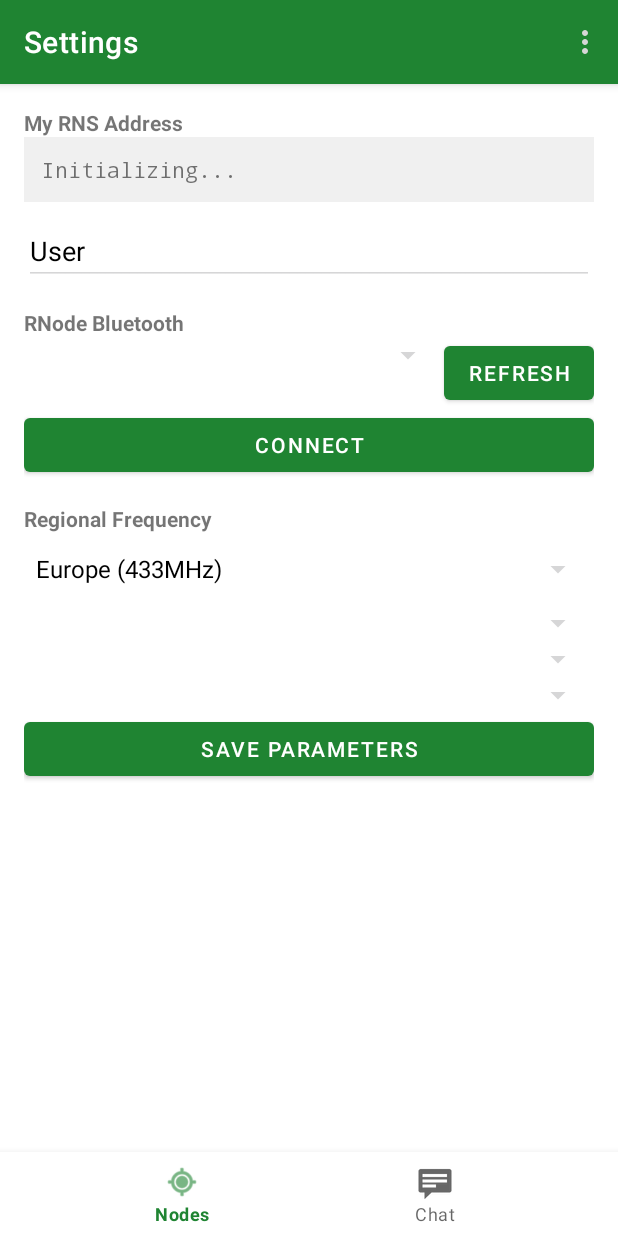
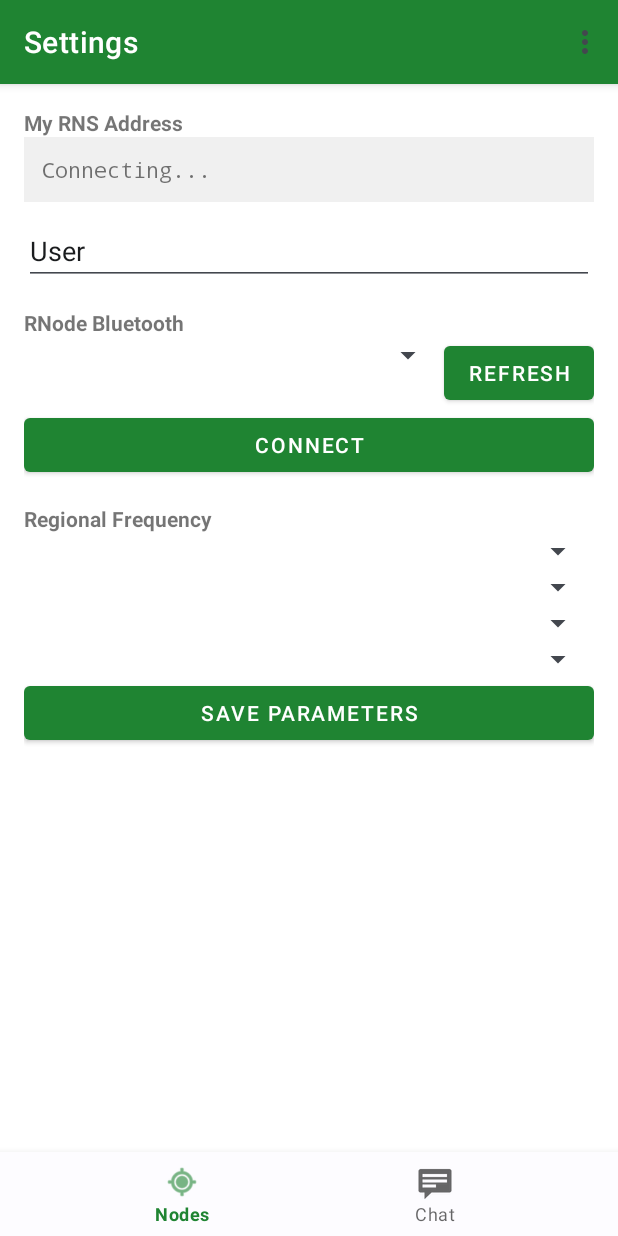
Before and after one commit to wngwenbi-art/rnshello, an Android app: the screen it shows after launch (MainActivity), in the options menu, after a tap on "Settings", on a phone screen of 412 x 824 dp. Run offline under Robolectric (Android 15) with nearby library versions, the light colour scheme and no system bars; libraries missing offline, so code that uses them is left out: com.chaquo.python, com.google.zxing.integration; 2 statements that could not run were skipped.

Commit message:
Critical Fix: Complete Material 3 color palette and UI logic sync

```diff
--- a/app/src/main/java/com/rnshello/MainActivity.kt
+++ b/app/src/main/java/com/rnshello/MainActivity.kt
@@ -8,7 +8,6 @@ import android.content.SharedPreferences
 import android.content.pm.PackageManager
 import android.graphics.Bitmap
 import android.graphics.BitmapFactory
-import android.graphics.Color
 import android.os.Build
 import android.os.Bundle
 import android.provider.MediaStore
@@ -25,9 +24,7 @@ import androidx.recyclerview.widget.RecyclerView
 import com.chaquo.python.Python
 import com.chaquo.python.android.AndroidPlatform
 import com.google.android.material.bottomnavigation.BottomNavigationView
-import com.google.zxing.BarcodeFormat
 import com.google.zxing.integration.android.IntentIntegrator
-import com.google.zxing.qrcode.QRCodeWriter
 import java.io.File
 import java.io.FileOutputStream
 import java.util.*
@@ -47,10 +44,12 @@ class MainActivity : AppCompatActivity(), RnsCallback {
         setContentView(R.layout.activity_main)
         val toolbar = findViewById<Toolbar>(R.id.toolbar)
         setSupportActionBar(toolbar)
+
         prefs = getSharedPreferences("rns_database", MODE_PRIVATE)
         chatAdapter = ChatAdapter(this) { path -> showBigImage(path) }
         nodesAdapter = ArrayAdapter(this, android.R.layout.simple_list_item_1, discoveredNodes)
         loadSavedNodes()
+
         val nav = findViewById<BottomNavigationView>(R.id.bottom_nav)
         nav.setOnItemSelectedListener { item ->
             when(item.itemId) {
@@ -88,16 +87,16 @@ class MainActivity : AppCompatActivity(), RnsCallback {
                 if (!Python.isStarted()) Python.start(AndroidPlatform(this))
                 val py = Python.getInstance()
                 py.getModule("os").get("environ")?.callAttr("__setitem__", "HOME", filesDir.absolutePath)
-                ownHash = py.getModule("rns_backend").callAttr("start_rns", filesDir.absolutePath, this, prefs.getString("my_nickname", "User")).toString()
-                runOnUiThread { if (currentViewType == 1) showSettings() }
-            } catch (e: Exception) {}
+                val nick = prefs.getString("my_nickname", "User")
+                ownHash = py.getModule("rns_backend").callAttr("start_rns", filesDir.absolutePath, this, nick).toString()
+            } catch (e: Exception) { Log.e("RNS", "Init Error", e) }
         }.start()
     }
 
     private fun showNodes() {
         currentViewType = 2
         invalidateOptionsMenu()
-        supportActionBar?.title = "Nodes"
+        supportActionBar?.title = "Mesh Nodes"
         val view = layoutInflater.inflate(R.layout.page_nodes, null)
         val lv = view.findViewById<ListView>(R.id.nodeListView)
         lv.adapter = nodesAdapter
@@ -110,6 +109,7 @@ class MainActivity : AppCompatActivity(), RnsCallback {
         }
         view.findViewById<Button>(R.id.btnManualAnnounce).setOnClickListener {
             Thread { Python.getInstance().getModule("rns_backend").callAttr("announce_now") }.start()
+            Toast.makeText(this, "Broadcasting...", Toast.LENGTH_SHORT).show()
         }
         replaceFrame(view)
     }
@@ -119,28 +119,21 @@ class MainActivity : AppCompatActivity(), RnsCallback {
         invalidateOptionsMenu()
         supportActionBar?.title = "Settings"
         val view = layoutInflater.inflate(R.layout.page_settings, null)
-        view.findViewById<TextView>(R.id.addressDisplay).apply {
-            text = if(ownHash.isEmpty()) "Initializing..." else ownHash
-            setOnClickListener { if(ownHash.isNotEmpty()) showQr(ownHash) }
-        }
+        view.findViewById<TextView>(R.id.addressDisplay).text = if(ownHash.isEmpty()) "Connecting..." else ownHash
         view.findViewById<EditText>(R.id.setNick).setText(prefs.getString("my_nickname", "User"))
 
-        val spinRegion = view.findViewById<Spinner>(R.id.spinRegion)
-        spinRegion.adapter = ArrayAdapter(this, android.R.layout.simple_spinner_dropdown_item, arrayOf("Europe (433MHz)", "USA (915MHz)", "Asia (433MHz)"))
+        val btSpinner = view.findViewById<Spinner>(R.id.setBtSpinner)
+        val adapter = BluetoothAdapter.getDefaultAdapter()
+        if (adapter != null && ActivityCompat.checkSelfPermission(this, Manifest.permission.BLUETOOTH_CONNECT) == 0) {
+            btSpinner.adapter = ArrayAdapter(this, android.R.layout.simple_spinner_dropdown_item, adapter.bondedDevices.map { "${it.name}\n${it.address}" })
+        }
 
-        val btSpinner = view.findViewById<Spinner>(R.id.setBtSpinner)
-        val updateBT = {
-            val adapter = BluetoothAdapter.getDefaultAdapter()
-            if (adapter != null && ActivityCompat.checkSelfPermission(this, Manifest.permission.BLUETOOTH_CONNECT) == PackageManager.PERMISSION_GRANTED) {
-                btSpinner.adapter = ArrayAdapter(this, android.R.layout.simple_spinner_dropdown_item, adapter.bondedDevices.map { "${it.name}\n${it.address}" })
-            }
-        }
-        updateBT()
-        view.findViewById<Button>(R.id.btnRefreshBt).setOnClickListener { updateBT() }
+        view.findViewById<Button>(R.id.btnRefreshBt).setOnClickListener { showSettings() }
         view.findViewById<Button>(R.id.btnSetConnect).setOnClickListener {
             val mac = btSpinner.selectedItem.toString().substringAfterLast("\n")
-            prefs.edit().putString("last_mac", mac).commit()
+            prefs.edit().putString("last_mac", mac).apply()
             startRns()
+            Toast.makeText(this, "Bridge Initialized", Toast.LENGTH_SHORT).show()
         }
         view.findViewById<Button>(R.id.btnSaveSettings).setOnClickListener {
             prefs.edit().putString("my_nickname", view.findViewById<EditText>(R.id.setNick).text.toString()).apply()
@@ -158,6 +151,7 @@ class MainActivity : AppCompatActivity(), RnsCallback {
         chatRecyclerView = view.findViewById(R.id.chatRv)
         chatRecyclerView?.layoutManager = LinearLayoutManager(this)
         chatRecyclerView?.adapter = chatAdapter
+
         view.findViewById<ImageButton>(R.id.btnChatSend).setOnClickListener {
             val input = view.findViewById<EditText>(R.id.chatInput)
             val txt = input.text.toString().trim()
@@ -199,14 +193,6 @@ class MainActivity : AppCompatActivity(), RnsCallback {
         nodesAdapter.notifyDataSetChanged()
     }
 
-    private fun showQr(data: String) {
-        val bitMatrix = QRCodeWriter().encode(data, BarcodeFormat.QR_CODE, 512, 512)
-        val bmp = Bitmap.createBitmap(512, 512, Bitmap.Config.RGB_565)
-        for (x in 0..511) for (y in 0..511) bmp.setPixel(x, y, if (bitMatrix.get(x, y)) Color.BLACK else Color.WHITE)
-        val img = ImageView(this); img.setImageBitmap(bmp)
-        AlertDialog.Builder(this).setTitle("My RNS Hash").setView(img).setPositiveButton("Close", null).show()
-    }
-
     private fun showBigImage(path: String) {
         val img = ImageView(this); img.setImageBitmap(BitmapFactory.decodeFile(path))
         AlertDialog.Builder(this).setView(img).setPositiveButton("Close", null).show()
--- a/app/src/main/res/values/colors.xml
+++ b/app/src/main/res/values/colors.xml
@@ -1,11 +1,36 @@
 <?xml version="1.0" encoding="utf-8"?>
 <resources>
+    <!-- Primary Green Theme -->
     <color name="colorPrimary">#1F8432</color>
     <color name="colorPrimaryDark">#155C22</color>
     <color name="colorAccent">#1F8432</color>
-    <color name="md_theme_primary">#1F8432</color>
     <color name="white">#FFFFFF</color>
     <color name="black">#000000</color>
+
+    <!-- Full Material 3 Palette (Fixes Build Errors) -->
+    <color name="md_theme_primary">#1F8432</color>
+    <color name="md_theme_onPrimary">#FFFFFF</color>
+    <color name="md_theme_primaryContainer">#ABE9B3</color>
+    <color name="md_theme_onPrimaryContainer">#002106</color>
+    <color name="md_theme_secondary">#52634F</color>
+    <color name="md_theme_onSecondary">#FFFFFF</color>
+    <color name="md_theme_secondaryContainer">#D5E8CF</color>
+    <color name="md_theme_onSecondaryContainer">#111F0F</color>
+    <color name="md_theme_tertiary">#38656A</color>
+    <color name="md_theme_onTertiary">#FFFFFF</color>
+    <color name="md_theme_tertiaryContainer">#BCEBF0</color>
+    <color name="md_theme_onTertiaryContainer">#002022</color>
+    <color name="md_theme_error">#BA1A1A</color>
+    <color name="md_theme_onError">#FFFFFF</color>
+    <color name="md_theme_background">#FDFCFF</color>
+    <color name="md_theme_onBackground">#1A1C1E</color>
+    <color name="md_theme_surface">#FDFCFF</color>
+    <color name="md_theme_onSurface">#1A1C1E</color>
+    <color name="md_theme_surfaceVariant">#DFE2EB</color>
+    <color name="md_theme_onSurfaceVariant">#43474E</color>
+    <color name="md_theme_outline">#73777F</color>
+
+    <!-- Chat Bubble Specifics -->
     <color name="bubble_sent">#DCF8C6</color>
     <color name="bubble_received">#FFFFFF</color>
 </resources>
--- a/app/src/main/res/values/themes.xml
+++ b/app/src/main/res/values/themes.xml
@@ -1,17 +1,13 @@
 <resources>
     <style name="Theme.MaterialComponents.DayNight.NoActionBar" parent="Theme.MaterialComponents.Light.NoActionBar">
-        <!-- Main theme colors -->
-        <item name="colorPrimary">@color/colorPrimary</item>
-        <item name="colorPrimaryDark">@color/colorPrimaryDark</item>
-        <item name="colorAccent">@color/colorAccent</item>
-
-        <!-- Text and Background -->
-        <item name="android:textColorPrimary">@color/black</item>
-        <item name="android:textColorSecondary">@color/md_theme_onSurfaceVariant</item>
-        <item name="android:windowBackground">@color/white</item>
-
-        <!-- Component Styles -->
+        <item name="colorPrimary">@color/md_theme_primary</item>
+        <item name="colorOnPrimary">@color/md_theme_onPrimary</item>
         <item name="colorPrimaryContainer">@color/md_theme_primaryContainer</item>
         <item name="colorOnPrimaryContainer">@color/md_theme_onPrimaryContainer</item>
+        <item name="colorSecondary">@color/md_theme_secondary</item>
+        <item name="colorOnSecondary">@color/md_theme_onSecondary</item>
+        <item name="android:windowBackground">@color/md_theme_surface</item>
+        <item name="android:textColorPrimary">@color/md_theme_onSurface</item>
+        <item name="android:textColorSecondary">@color/md_theme_onSurfaceVariant</item>
     </style>
 </resources>
```
